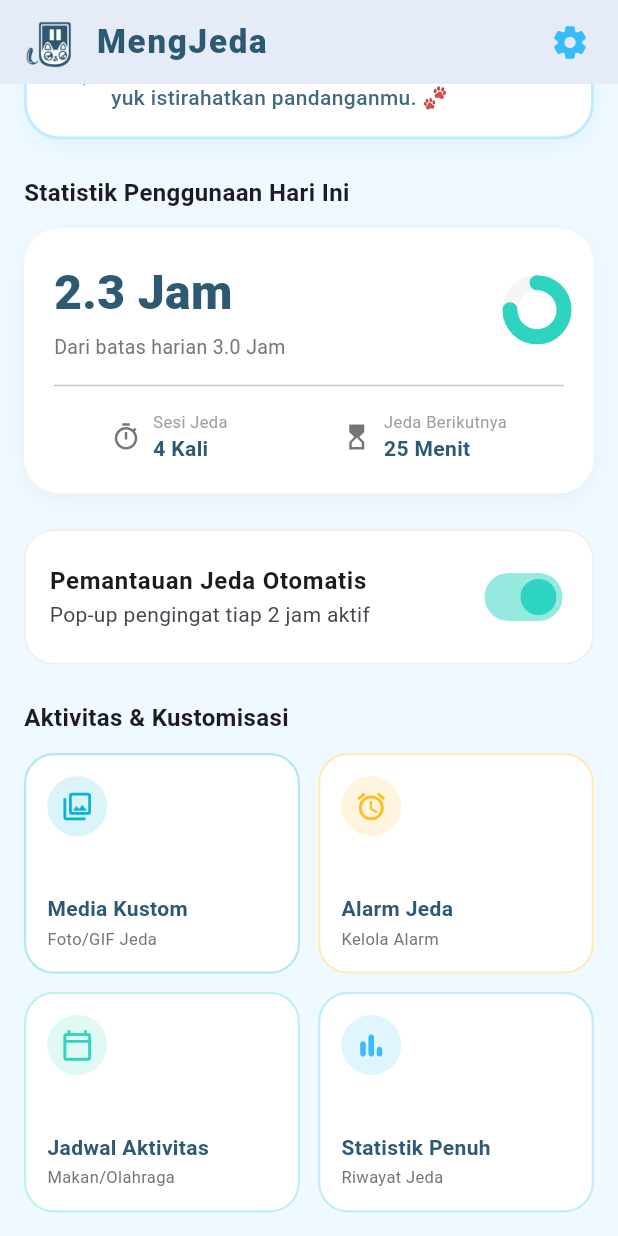
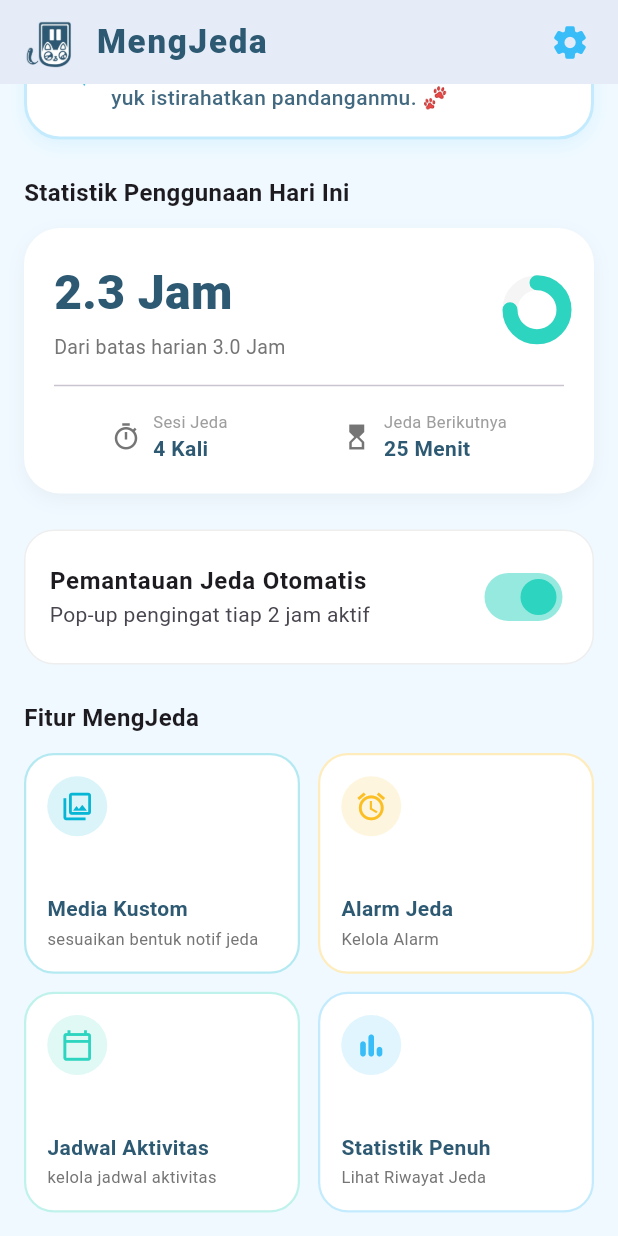
Before and after one commit to Hafiz237/project-app-mengjeda, a Flutter app: the screen it shows after launch, scrolled down 88 dp, on a phone screen of 412 x 824 dp. Run offline on Flutter 3.47's test engine with Material 3 defaults, Android fonts, the phone set to English and light mode, and no system bars.

Commit message:
fix text features

```diff
--- a/lib/screens/home_screen.dart
+++ b/lib/screens/home_screen.dart
@@ -241,7 +241,7 @@ class _HomeScreenState extends State<HomeScreen> {
             const SizedBox(height: 24),
 
             const Text(
-              'Aktivitas & Kustomisasi',
+              'Fitur MengJeda',
               style: TextStyle(fontSize: 16, fontWeight: FontWeight.bold),
             ),
             const SizedBox(height: 12),
@@ -258,7 +258,7 @@ class _HomeScreenState extends State<HomeScreen> {
                   icon: Icons.photo_library_outlined,
                   color: AppColors.deepCyan,
                   title: 'Media Kustom',
-                  subtitle: 'Foto/GIF Jeda',
+                  subtitle: 'sesuaikan bentuk notif jeda',
                   onTap: () {},
                 ),
                 _buildActionCard(
@@ -277,7 +277,7 @@ class _HomeScreenState extends State<HomeScreen> {
                   icon: Icons.calendar_today_outlined,
                   color: AppColors.tealMint,
                   title: 'Jadwal Aktivitas',
-                  subtitle: 'Makan/Olahraga',
+                  subtitle: 'kelola jadwal aktivitas',
                   onTap: () {
                     Navigator.push(
                       context,
@@ -289,7 +289,7 @@ class _HomeScreenState extends State<HomeScreen> {
                   icon: Icons.bar_chart_rounded,
                   color: AppColors.skyBlue,
                   title: 'Statistik Penuh',
-                  subtitle: 'Riwayat Jeda',
+                  subtitle: 'Lihat Riwayat Jeda',
                   onTap: () {},
                 ),
               ],
```
